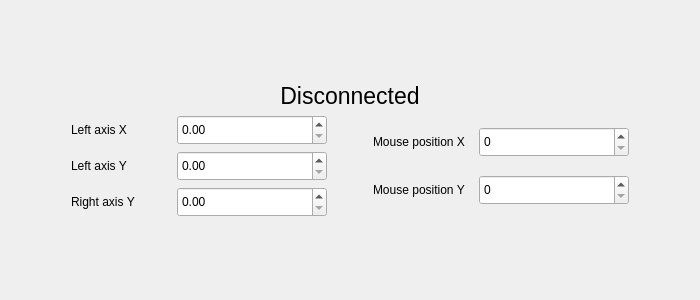
Old version of the form Gamepad-Driver/gamepaddriver.ui in the repository UnderWaterWelder27/NG-2021-Gamepad-driver.
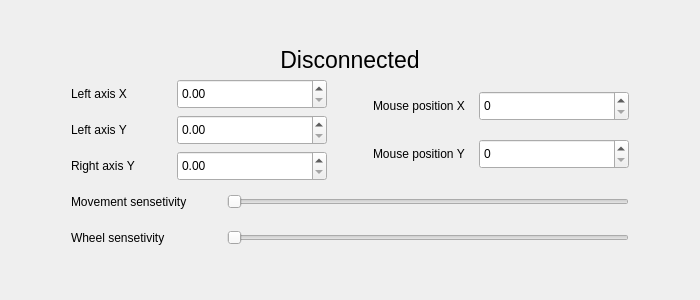
New version of the form.

Commit message: connect sliders which may regulate cursor & wheel sensitivity

Diff of the .ui file:
```diff
--- a/Gamepad-Driver/gamepaddriver.ui
+++ b/Gamepad-Driver/gamepaddriver.ui
@@ -31,7 +31,7 @@
   <widget class="QWidget" name="centralwidget">
    <layout class="QGridLayout" name="gridLayout">
     <item row="0" column="0">
-     <layout class="QHBoxLayout" name="horizontalLayout_7">
+     <layout class="QHBoxLayout" name="horizontalLayout_9">
       <item>
        <spacer name="horizontalSpacer">
         <property name="orientation">
@@ -46,7 +46,7 @@
        </spacer>
       </item>
       <item>
-       <layout class="QVBoxLayout" name="verticalLayout_4">
+       <layout class="QVBoxLayout" name="verticalLayout_5">
         <item>
          <spacer name="verticalSpacer">
           <property name="orientation">
@@ -61,7 +61,7 @@
          </spacer>
         </item>
         <item>
-         <layout class="QVBoxLayout" name="verticalLayout_3">
+         <layout class="QVBoxLayout" name="verticalLayout_4">
           <item>
            <widget class="QLabel" name="l_checkConnection">
             <property name="font">
@@ -78,11 +78,13 @@
            </widget>
           </item>
           <item>
-           <layout class="QHBoxLayout" name="horizontalLayout_6">
+           <layout class="QVBoxLayout" name="verticalLayout_3">
+            <item>
+             <layout class="QHBoxLayout" name="horizontalLayout_8">
             <item>
              <layout class="QVBoxLayout" name="verticalLayout">
               <item>
-               <layout class="QHBoxLayout" name="horizontalLayout_3">
+                 <layout class="QHBoxLayout" name="horizontalLayout">
                 <item>
                  <widget class="QLabel" name="l_leftAxisX">
                   <property name="minimumSize">
@@ -109,7 +111,7 @@
                </layout>
               </item>
               <item>
-               <layout class="QHBoxLayout" name="horizontalLayout_4">
+                 <layout class="QHBoxLayout" name="horizontalLayout_2">
                 <item>
                  <widget class="QLabel" name="l_leftAxisY">
                   <property name="minimumSize">
@@ -136,7 +138,7 @@
                </layout>
               </item>
               <item>
-               <layout class="QHBoxLayout" name="horizontalLayout_5">
+                 <layout class="QHBoxLayout" name="horizontalLayout_3">
                 <item>
                  <widget class="QLabel" name="l_RightAxisY">
                   <property name="minimumSize">
@@ -167,7 +169,7 @@
             <item>
              <layout class="QVBoxLayout" name="verticalLayout_2">
               <item>
-               <layout class="QHBoxLayout" name="horizontalLayout">
+                 <layout class="QHBoxLayout" name="horizontalLayout_4">
                 <item>
                  <spacer name="horizontalSpacer_3">
                   <property name="orientation">
@@ -207,7 +209,7 @@
                </layout>
               </item>
               <item>
-               <layout class="QHBoxLayout" name="horizontalLayout_2">
+                 <layout class="QHBoxLayout" name="horizontalLayout_5">
                 <item>
                  <spacer name="horizontalSpacer_4">
                   <property name="orientation">
@@ -245,6 +247,68 @@
                  </widget>
                 </item>
                </layout>
+                </item>
+               </layout>
+              </item>
+             </layout>
+            </item>
+            <item>
+             <layout class="QHBoxLayout" name="horizontalLayout_6">
+              <item>
+               <widget class="QLabel" name="l_moveSens">
+                <property name="minimumSize">
+                 <size>
+                  <width>150</width>
+                  <height>30</height>
+                 </size>
+                </property>
+                <property name="text">
+                 <string>Movement sensetivity</string>
+                </property>
+               </widget>
+              </item>
+              <item>
+               <widget class="QSlider" name="sl_moveSensetivity">
+                <property name="minimumSize">
+                 <size>
+                  <width>300</width>
+                  <height>30</height>
+                 </size>
+                </property>
+                <property name="orientation">
+                 <enum>Qt::Horizontal</enum>
+                </property>
+               </widget>
+              </item>
+             </layout>
+            </item>
+            <item>
+             <layout class="QHBoxLayout" name="horizontalLayout_7">
+              <item>
+               <widget class="QLabel" name="l_wheelSens">
+                <property name="minimumSize">
+                 <size>
+                  <width>150</width>
+                  <height>30</height>
+                 </size>
+                </property>
+                <property name="text">
+                 <string>Wheel sensetivity</string>
+                </property>
+               </widget>
+              </item>
+              <item>
+               <widget class="QSlider" name="sl_wheelSensetivity">
+                <property name="minimumSize">
+                 <size>
+                  <width>300</width>
+                  <height>30</height>
+                 </size>
+                </property>
+                <property name="orientation">
+                 <enum>Qt::Horizontal</enum>
+                </property>
+               </widget>
               </item>
              </layout>
             </item>
```
Lines whose indentation alone changed are shown as unchanged. The commit also changes 2 other files.
